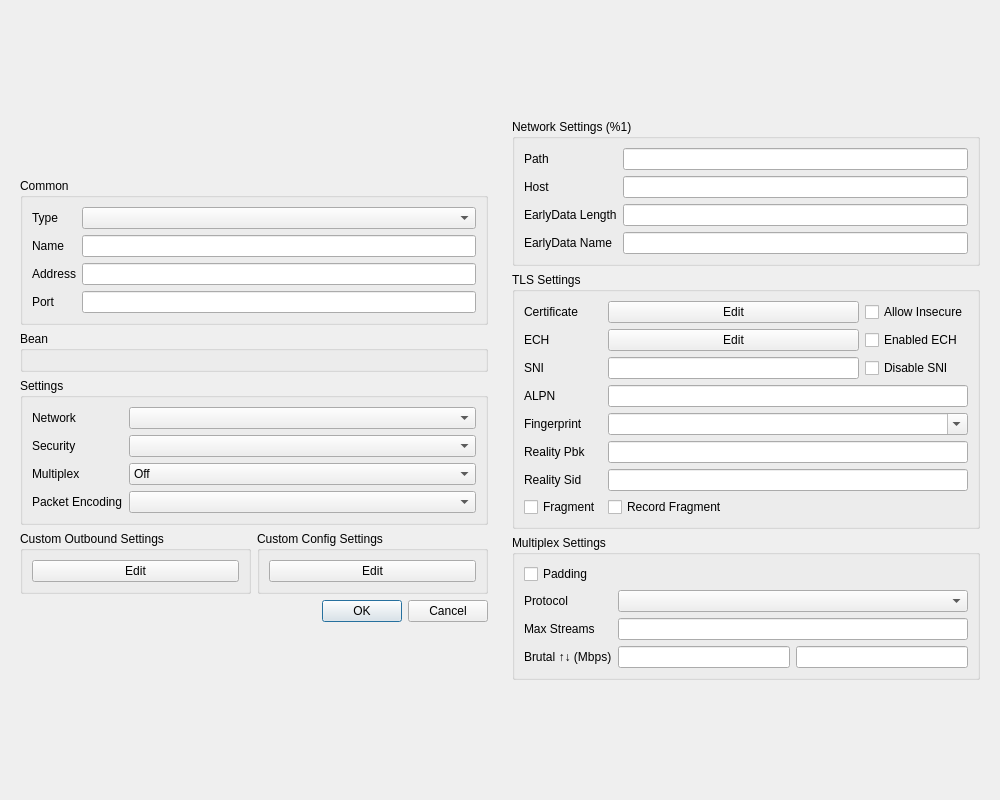
Restia-Ashbell/nekobox, file src/ui/edit/DialogEditProfile.ui: the form before one commit.
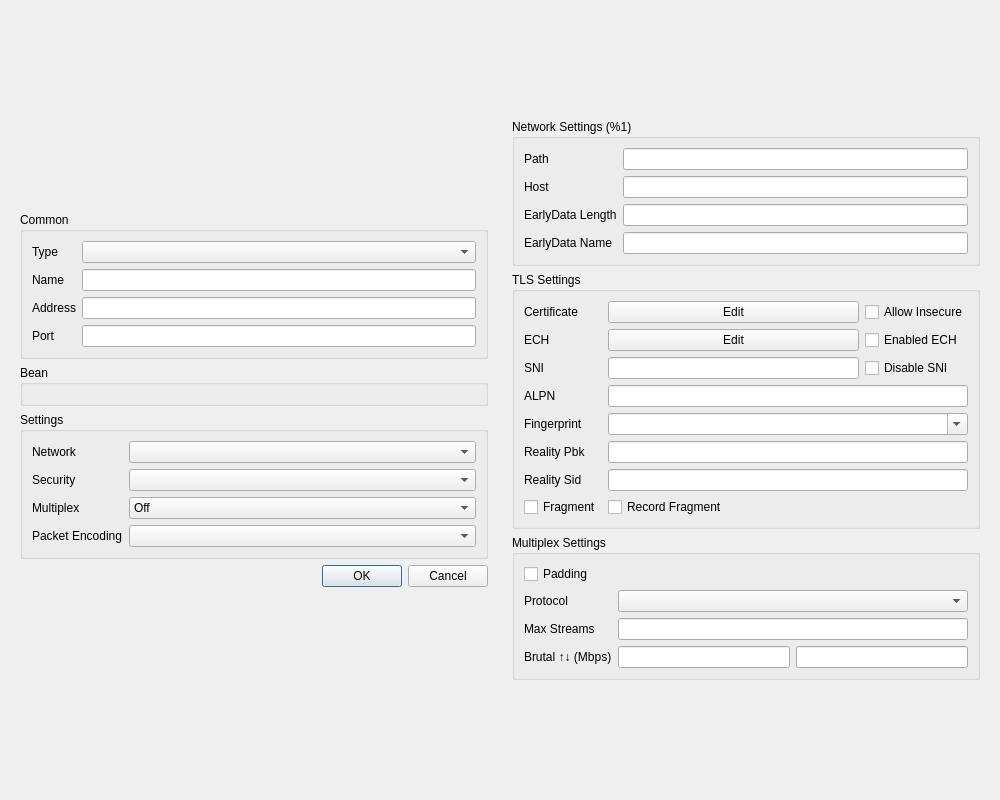
The form after the commit.

Commit message: refactor: remove custom outbound and custom config settings

```diff
--- a/src/ui/edit/DialogEditProfile.ui
+++ b/src/ui/edit/DialogEditProfile.ui
@@ -224,48 +224,6 @@
         </layout>
        </widget>
       </item>
-      <item>
-       <layout class="QHBoxLayout" name="horizontalLayout_2">
-        <item>
-         <widget class="QGroupBox" name="custom_box">
-          <property name="sizePolicy">
-           <sizepolicy hsizetype="Preferred" vsizetype="Maximum">
-            <horstretch>0</horstretch>
-            <verstretch>0</verstretch>
-           </sizepolicy>
-          </property>
-          <property name="title">
-           <string>Custom Outbound Settings</string>
-          </property>
-          <layout class="QVBoxLayout" name="verticalLayout_5">
-           <item>
-            <widget class="QPushButton" name="custom_outbound_edit">
-             <property name="text">
-              <string notr="true">Edit</string>
-             </property>
-            </widget>
-           </item>
-          </layout>
-         </widget>
-        </item>
-        <item>
-         <widget class="QGroupBox" name="custom_global_box">
-          <property name="title">
-           <string>Custom Config Settings</string>
-          </property>
-          <layout class="QHBoxLayout" name="horizontalLayout_3">
-           <item>
-            <widget class="QPushButton" name="custom_config_edit">
-             <property name="text">
-              <string notr="true">Edit</string>
-             </property>
-            </widget>
-           </item>
-          </layout>
-         </widget>
-        </item>
-       </layout>
-      </item>
       <item>
        <layout class="QHBoxLayout" name="horizontalLayout_4">
         <item>
```
Left out of the diff: 2 changed lines with no effect on the pictures. The commit also changes 10 other files.
